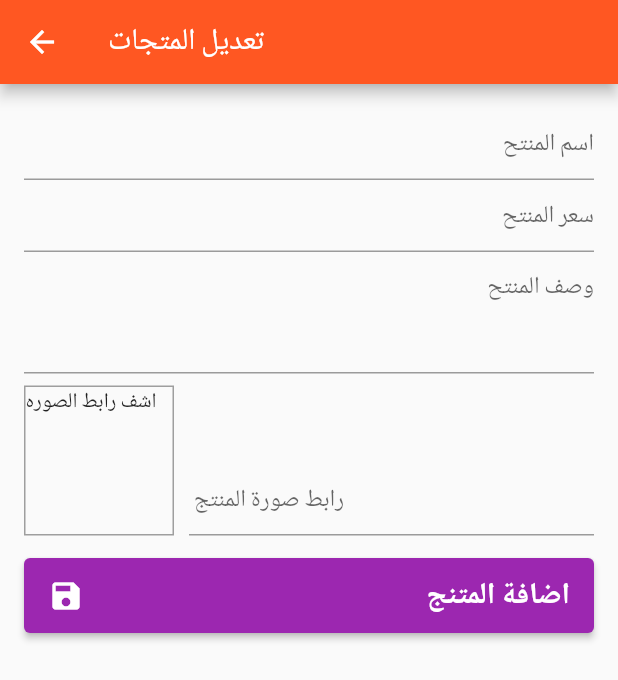
After one commit to ashrafsayed2018/flutter-shopping, a Flutter app: the UserProducts screen opened by its route, after a tap on the "add" icon, on a phone screen of 412 x 824 dp. The commit adds this screen. Shown: the top 680 px of the screen. Run offline on Flutter 3.47's test engine with Material 2 defaults, Android fonts, the phone set to English and light mode, and no system bars; network calls fail.

Commit message:
working on edit product

```diff
--- a/lib/main.dart
+++ b/lib/main.dart
@@ -9,6 +9,8 @@ import './screens/product_details_screen.dart';
 import './provider/products.dart';
 import "./screens/cart_screen.dart";
 import './screens/orders_screen.dart';
+import './screens/user_products.dart';
+import './screens/edit_product_screen.dart';
 
 void main() {
   runApp(const MyApp());
@@ -40,7 +42,9 @@ class MyApp extends StatelessWidget {
         routes: {
           ProductDetailsScreen.routeName: (ctx) => ProductDetailsScreen(),
           CartScreen.routeName: (ctx) => CartScreen(),
-          OrdersScreen.routeName: (ctx) => OrdersScreen(),
+          OrdersScreen.routeName: (ctx) => const OrdersScreen(),
+          UserProducts.routeName: (ctx) => const UserProducts(),
+          EditProductScreen.routeName: (ctx) => const EditProductScreen()
         },
       ),
     );
--- /dev/null
+++ b/lib/screens/edit_product_screen.dart
@@ -0,0 +1,133 @@
+import 'package:flutter/cupertino.dart';
+import 'package:flutter/material.dart';
+import 'package:flutter/services.dart';
+
+class EditProductScreen extends StatefulWidget {
+  const EditProductScreen({Key? key}) : super(key: key);
+
+  static const routeName = "/edit-product";
+
+  @override
+  _EditProductScreenState createState() => _EditProductScreenState();
+}
+
+class _EditProductScreenState extends State<EditProductScreen> {
+  var _imageUrlController = TextEditingController();
+
+  // save the form inputs
+
+  void _saveForm() {
+    print('form is save');
+  }
+
+  @override
+  void dispose() {
+    // TODO: implement dispose'
+    _imageUrlController.dispose();
+    super.dispose();
+  }
+
+  @override
+  Widget build(BuildContext context) {
+    return Scaffold(
+      appBar: AppBar(
+        title: const Text('تعديل المتجات'),
+      ),
+      body: Padding(
+        padding: const EdgeInsets.all(16.0),
+        child: Form(
+          child: ListView(
+            children: [
+              TextFormField(
+                decoration: const InputDecoration(
+                  hintText: 'اسم المنتح',
+                  hintTextDirection: TextDirection.rtl,
+                ),
+                textInputAction: TextInputAction.next,
+                textAlign: TextAlign.right,
+              ),
+              TextFormField(
+                decoration: const InputDecoration(
+                  hintText: 'سعر المنتح',
+                  hintTextDirection: TextDirection.rtl,
+                ),
+                keyboardType: TextInputType.number,
+                textInputAction: TextInputAction.next,
+                textAlign: TextAlign.right,
+              ),
+              TextFormField(
+                decoration: const InputDecoration(
+                  hintText: 'وصف المنتح',
+                  hintTextDirection: TextDirection.rtl,
+                ),
+                maxLines: 3,
+                textInputAction: TextInputAction.next,
+                textAlign: TextAlign.right,
+                keyboardType: TextInputType.multiline,
+              ),
+              Row(
+                crossAxisAlignment: CrossAxisAlignment.end,
+                children: [
+                  Container(
+                    width: 100,
+                    height: 100,
+                    margin: const EdgeInsets.only(top: 8, right: 10),
+                    decoration: BoxDecoration(
+                      border: Border.all(width: 1, color: Colors.grey),
+                    ),
+                    child: _imageUrlController.text.isEmpty
+                        ? const Text('اشف رابط الصوره')
+                        : FittedBox(
+                            child: Image.network(_imageUrlController.text),
+                            fit: BoxFit.fitWidth,
+                            clipBehavior: Clip.hardEdge,
+                          ),
+                  ),
+                  Expanded(
+                    child: TextFormField(
+                      onChanged: (val) {
+                        setState(() {
+                          _imageUrlController.text = val;
+                        });
+                      },
+                      decoration:
+                          const InputDecoration(hintText: ' رابط صورة المنتج'),
+                      keyboardType: TextInputType.url,
+                      textInputAction: TextInputAction.done,
+                      controller: _imageUrlController,
+                    ),
+                  )
+                ],
+              ),
+              Container(
+                width: 50,
+                margin: EdgeInsets.only(top: 15),
+                child: ElevatedButton(
+                  style:
+                      ElevatedButton.styleFrom(fixedSize: const Size(100, 50)),
+                  onPressed: () {
+                    _saveForm();
+                  },
+                  child: Row(
+                    mainAxisAlignment: MainAxisAlignment.spaceBetween,
+                    mainAxisSize: MainAxisSize.max,
+                    children: const [
+                      Icon(Icons.save),
+                      Text(
+                        'اضافة المتنج',
+                        style: TextStyle(
+                          fontWeight: FontWeight.bold,
+                          fontSize: 20,
+                        ),
+                      ),
+                    ],
+                  ),
+                ),
+              )
+            ],
+          ),
+        ),
+      ),
+    );
+  }
+}
--- /dev/null
+++ b/lib/screens/user_products.dart
@@ -0,0 +1,51 @@
+import 'package:flutter/material.dart';
+import 'package:provider/provider.dart';
+import '../widgets/app_drawer.dart';
+import '../widgets/user_product_item.dart';
+import '../provider/products.dart';
+import '/screens/edit_product_screen.dart';
+
+class UserProducts extends StatelessWidget {
+  const UserProducts({Key? key}) : super(key: key);
+
+  static const routeName = '/user-products';
+
+  @override
+  Widget build(BuildContext context) {
+    final productData = Provider.of<Products>(context);
+    return Scaffold(
+      appBar: AppBar(
+        title: const Text('منتجاتك'),
+        actions: [
+          IconButton(
+            onPressed: () {
+              Navigator.of(context).pushNamed(EditProductScreen.routeName);
+            },
+            icon: const Icon(
+              Icons.add,
+            ),
+          )
+        ],
+      ),
+      drawer: Drawer(
+        child: AppDrawer(),
+      ),
+      body: Padding(
+        padding: const EdgeInsets.all(10),
+        child: ListView.separated(
+          padding: const EdgeInsets.all(10),
+          separatorBuilder: (BuildContext context, int index) => Divider(
+            thickness: 1,
+            height: 1,
+            color: Theme.of(context).primaryColorLight,
+          ),
+          itemCount: productData.items.length,
+          itemBuilder: (cxt, index) => UserProductItem(
+            title: productData.items[index].title,
+            imageUrl: productData.items[index].imageUrl,
+          ),
+        ),
+      ),
+    );
+  }
+}
--- a/lib/widgets/app_drawer.dart
+++ b/lib/widgets/app_drawer.dart
@@ -1,6 +1,7 @@
 import 'package:flutter/material.dart';
 import '../screens/products_overview_screen.dart';
 import "../screens/orders_screen.dart";
+import '../screens/user_products.dart';
 
 class AppDrawer extends StatelessWidget {
   const AppDrawer({Key? key}) : super(key: key);
@@ -34,6 +35,13 @@ class AppDrawer extends StatelessWidget {
             onTap: () {
               Navigator.pushReplacementNamed(context, OrdersScreen.routeName);
             },
+          ),
+          ListTile(
+            leading: const Icon(Icons.edit),
+            title: const Text('منتجاتك'),
+            onTap: () {
+              Navigator.pushReplacementNamed(context, UserProducts.routeName);
+            },
           )
         ],
       ),
--- /dev/null
+++ b/lib/widgets/user_product_item.dart
@@ -0,0 +1,40 @@
+import 'package:flutter/material.dart';
+
+class UserProductItem extends StatelessWidget {
+  final String? title;
+  final String? imageUrl;
+
+  const UserProductItem({Key? key, this.title, this.imageUrl})
+      : super(key: key);
+
+  @override
+  Widget build(BuildContext context) {
+    return ListTile(
+      title: Text(title!),
+      leading: CircleAvatar(
+        backgroundImage: NetworkImage(imageUrl!),
+      ),
+      trailing: Container(
+        width: 100,
+        child: Row(
+          children: [
+            IconButton(
+              onPressed: () {},
+              icon: Icon(
+                Icons.edit,
+                color: Theme.of(context).primaryColor,
+              ),
+            ),
+            IconButton(
+              onPressed: () {},
+              icon: Icon(
+                Icons.delete,
+                color: Theme.of(context).errorColor,
+              ),
+            ),
+          ],
+        ),
+      ),
+    );
+  }
+}
```
Also changed, not shown: lib/provider/cart.dart (+22 -0 lines), lib/widgets/cart_item.dart (+28 -0 lines), lib/widgets/product_item.dart (+20 -0 lines).
